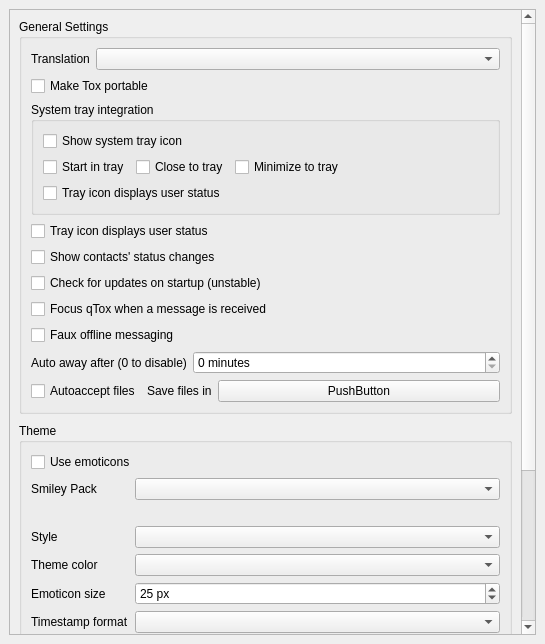
This is src/widget/form/settings/generalsettings.ui in qTox/qTox as Qt 5 draws it before an edit. The edited form follows.
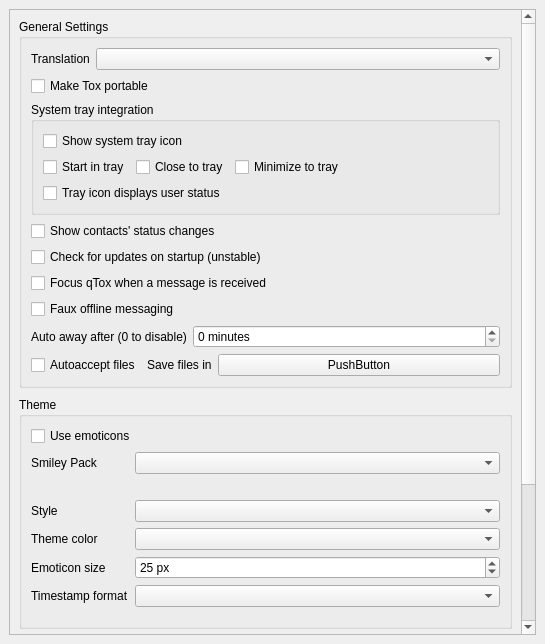
This is the edited form.

Commit message: Removed extra tray setting checkbox

```diff
--- a/src/widget/form/settings/generalsettings.ui
+++ b/src/widget/form/settings/generalsettings.ui
@@ -168,19 +168,6 @@
             </layout>
            </widget>
           </item>
-          <item>
-           <widget class="QCheckBox" name="trayShowsUserStatus">
-            <property name="sizePolicy">
-             <sizepolicy hsizetype="Fixed" vsizetype="Fixed">
-              <horstretch>0</horstretch>
-              <verstretch>0</verstretch>
-             </sizepolicy>
-            </property>
-            <property name="text">
-             <string>Tray icon displays user status</string>
-            </property>
-           </widget>
-          </item>
           <item>
            <widget class="QCheckBox" name="statusChanges">
             <property name="text">
```
Left out of the diff: 34 changed lines with no effect on the pictures.
